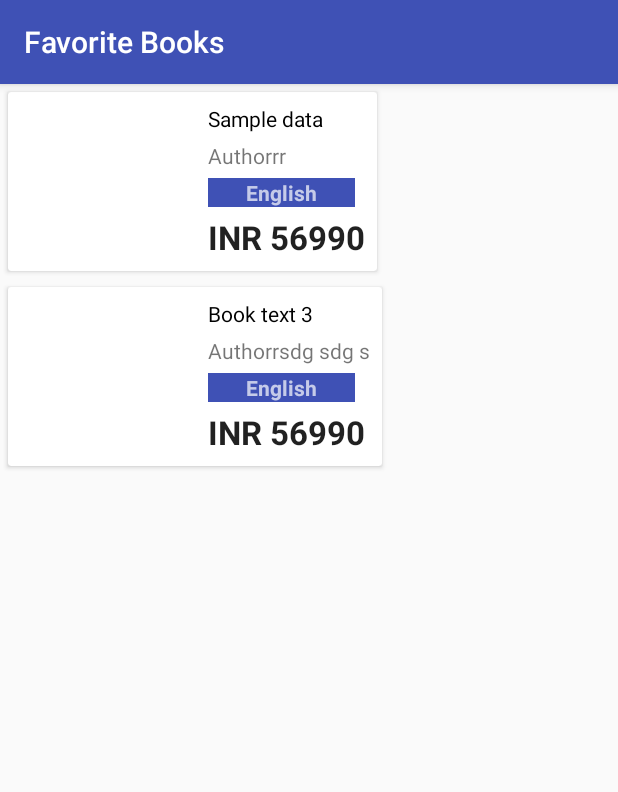
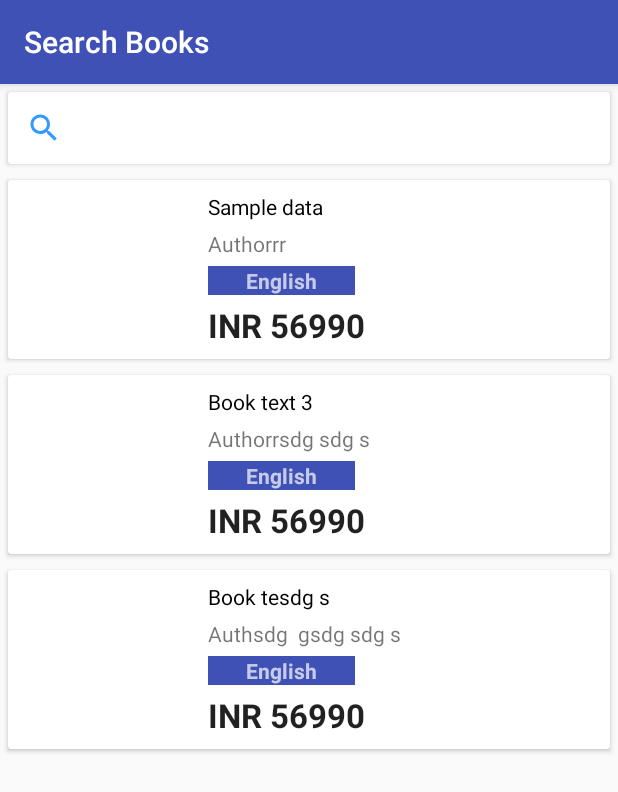
Before and after one commit to hasithabs/book-reader-android, an Android app: the screen it shows after launch (FavoriteActivity before the commit, SearchBookActivity after it), on a phone screen of 412 x 824 dp. Shown: the top 792 px of the screen. Run offline under Robolectric (Android 15) with nearby library versions, the phone set to English and light mode, and no system bars.

Commit message:
Search UI and some Functionality changes

```diff
--- a/app/build.gradle
+++ b/app/build.gradle
@@ -16,6 +16,9 @@ android {
             proguardFiles getDefaultProguardFile('proguard-android.txt'), 'proguard-rules.pro'
         }
     }
+//    dataBinding{
+//        enable true
+//    }
 }
 
 dependencies {
--- a/app/src/main/AndroidManifest.xml
+++ b/app/src/main/AndroidManifest.xml
@@ -13,13 +13,16 @@
         android:supportsRtl="true"
         android:theme="@style/AppTheme">
         <activity android:name=".FavoriteActivity">
+
+        </activity>
+        <activity android:name=".ReaderActivity" />
+        <activity android:name=".SearchBookActivity">
             <intent-filter>
                 <action android:name="android.intent.action.MAIN" />
 
                 <category android:name="android.intent.category.LAUNCHER" />
             </intent-filter>
         </activity>
-        <activity android:name=".ReaderActivity"></activity>
     </application>
 
 </manifest>
--- a/app/src/main/java/com/example/enters/book_reader/Adapter/BookAdapter.java
+++ b/app/src/main/java/com/example/enters/book_reader/Adapter/BookAdapter.java
@@ -57,4 +57,10 @@ public class BookAdapter extends RecyclerView.Adapter<BookAdapter.BookViewHolder
             txtBookAuthor = bookItemView.findViewById(R.id.textViewShortDesc);
         }
     }
+
+
+    @Override
+    public long getItemId(int position) {
+        return super.getItemId(position);
+    }
 }
--- a/app/src/main/java/com/example/enters/book_reader/DatabaseHelper.java
+++ b/app/src/main/java/com/example/enters/book_reader/DatabaseHelper.java
@@ -167,4 +167,9 @@ public class DatabaseHelper extends SQLiteOpenHelper {
         Cursor data = QueryData("SELECT * FROM " + TABLE_NAME + " WHERE type = 1");
         return data;
     }
+
+    public Cursor getAllBooks() {
+        Cursor data = QueryData("SELECT * FROM " + TABLE_NAME );
+        return data;
+    }
 }
--- /dev/null
+++ b/app/src/main/java/com/example/enters/book_reader/SearchBookActivity.java
@@ -0,0 +1,91 @@
+package com.example.enters.book_reader;
+
+import android.database.Cursor;
+import android.support.v7.app.AppCompatActivity;
+import android.os.Bundle;
+import android.support.v7.widget.LinearLayoutManager;
+import android.support.v7.widget.RecyclerView;
+import android.widget.EditText;
+import android.widget.ListView;
+import android.widget.SearchView;
+import android.widget.Toast;
+
+import com.example.enters.book_reader.Adapter.BookAdapter;
+import com.example.enters.book_reader.book.Book;
+
+import java.util.ArrayList;
+import java.util.List;
+
+public class SearchBookActivity extends AppCompatActivity implements SearchView.OnQueryTextListener {
+
+    DatabaseHelper bookDB;
+    RecyclerView recyclerView;
+    BookAdapter bookAdapter;
+    ArrayList<Book> bookList;
+    SearchView searchView;
+
+    @Override
+    protected void onCreate(Bundle savedInstanceState) {
+        super.onCreate(savedInstanceState);
+        setContentView(R.layout.activity_search_book);
+        setTitle("Search Books");
+
+        bookDB = new DatabaseHelper(this);
+
+        bookList = new ArrayList<>();
+
+        Cursor Books = bookDB.getAllBooks();
+
+        if (Books.getCount() == 0) {
+            //Toast.makeText(FavoriteActivity.this, "You don't have favorite books", Toast.LENGTH_LONG);
+        } else {
+            while (Books.moveToNext()) {
+                bookList.add(new Book(Books.getInt(0),
+                        Books.getString(1),
+                        Books.getString(2),
+                        Books.getString(3),
+                        Books.getString(4)));
+            }
+        }
+
+        bookAdapter = new BookAdapter(this, bookList);
+
+        recyclerView = findViewById(R.id.SearchRecyclerView);
+        recyclerView.setHasFixedSize(true);
+        recyclerView.setLayoutManager(new LinearLayoutManager(this));
+        recyclerView.setAdapter(bookAdapter);
+
+        //searchView = findViewById(R.id.search_bar);
+        //searchView.findViewById();
+    }
+
+    @Override
+    public boolean onQueryTextSubmit(String s) {
+        return false;
+    }
+
+    @Override
+    public boolean onQueryTextChange(String text) {
+        text = text.toLowerCase();
+        ArrayList<Book> searchBookList = new ArrayList<>();
+        for (Book book : bookList){
+            String bookTitle = book.getTitle().toLowerCase();
+            if(bookTitle.contains(text)){
+                searchBookList.add(book);
+            }
+        }
+
+        bookAdapter = new BookAdapter(this, bookList);
+        recyclerView = findViewById(R.id.SearchRecyclerView);
+        recyclerView.setHasFixedSize(true);
+        recyclerView.setLayoutManager(new LinearLayoutManager(this));
+        recyclerView.setAdapter(bookAdapter);
+        return true;
+    }
+
+
+
+
+
+
+}
--- /dev/null
+++ b/app/src/main/res/drawable/ic_search_24dp.xml
@@ -0,0 +1,10 @@
+<?xml version="1.0" encoding="utf-8"?>
+<vector xmlns:android="http://schemas.android.com/apk/res/android"
+    android:width="24dp"
+    android:height="24dp"
+    android:viewportWidth="24.0"
+    android:viewportHeight="24.0">
+    <path
+        android:fillColor="#3399ff"
+        android:pathData="M15.5,14h-0.79l-0.28,-0.27C15.41,12.59 16,11.11 16,9.5 16,5.91 13.09,3 9.5,3S3,5.91 3,9.5 5.91,16 9.5,16c1.61,0 3.09,-0.59 4.23,-1.57l0.27,0.28v0.79l5,4.99L20.49,19l-4.99,-5zM9.5,14C7.01,14 5,11.99 5,9.5S7.01,5 9.5,5 14,7.01 14,9.5 11.99,14 9.5,14z"/>
+</vector>
--- /dev/null
+++ b/app/src/main/res/layout/activity_search_book.xml
@@ -0,0 +1,39 @@
+<?xml version="1.0" encoding="utf-8"?>
+<LinearLayout xmlns:android="http://schemas.android.com/apk/res/android"
+    android:layout_width="match_parent"
+    android:layout_height="wrap_content"
+    xmlns:app="http://schemas.android.com/apk/res-auto"
+    android:orientation="vertical">
+
+    <RelativeLayout xmlns:android="http://schemas.android.com/apk/res/android"
+        xmlns:app="http://schemas.android.com/apk/res-auto"
+        xmlns:tools="http://schemas.android.com/tools"
+        android:layout_width="match_parent"
+        android:layout_height="match_parent"
+        tools:context="com.example.enters.book_reader.SearchBookActivity"/>
+
+        <android.support.v7.widget.CardView
+            android:layout_width="match_parent"
+            android:layout_height="wrap_content"
+            android:layout_margin="5dp"
+            android:id="@+id/cardView">
+
+            <android.support.v7.widget.SearchView
+                android:id="@+id/search_bar"
+                android:layout_width="match_parent"
+                android:layout_height="wrap_content"
+                app:searchIcon="@drawable/ic_search_24dp">
+            </android.support.v7.widget.SearchView>
+
+        </android.support.v7.widget.CardView>
+
+        <android.support.v7.widget.RecyclerView
+            android:id="@+id/SearchRecyclerView"
+            android:layout_width="match_parent"
+            android:layout_height="match_parent"
+            android:layout_alignStart="@+id/cardView"
+            android:layout_below="@+id/cardView" />
+
+
+
+</LinearLayout>
--- a/app/src/main/res/layout/list_layout.xml
+++ b/app/src/main/res/layout/list_layout.xml
@@ -22,7 +22,7 @@
 
             <TextView
                 android:id="@+id/textViewTitle"
-                android:layout_width="wrap_content"
+                android:layout_width="match_parent"
                 android:layout_height="wrap_content"
                 android:layout_marginLeft="5dp"
                 android:layout_toRightOf="@id/imageView"
```
